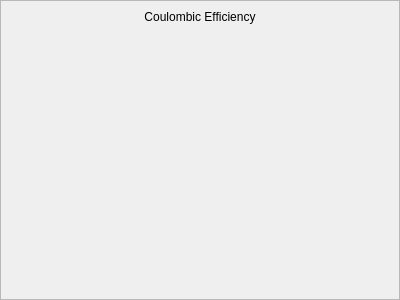
Qt form src/view/celleffresultview.ui (daitenshionyan/vrfbcalc-cpp) before a commit.
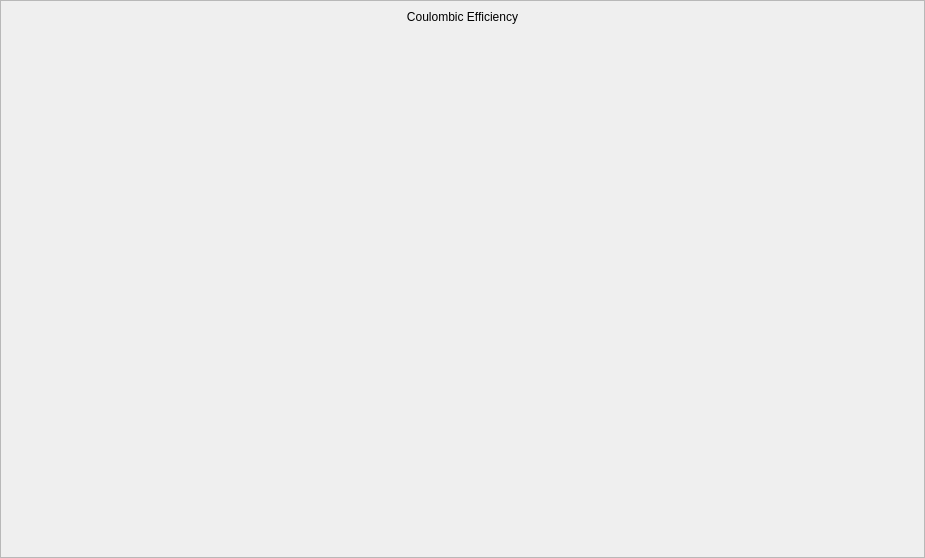
The same form after that commit.

Commit message: Add axis tick adjustments

```diff
--- a/src/view/celleffresultview.ui
+++ b/src/view/celleffresultview.ui
@@ -6,8 +6,8 @@
    <rect>
     <x>0</x>
     <y>0</y>
-    <width>400</width>
-    <height>300</height>
+    <width>925</width>
+    <height>558</height>
    </rect>
   </property>
   <property name="windowTitle">
@@ -36,8 +36,8 @@
        <rect>
         <x>0</x>
         <y>0</y>
-        <width>398</width>
-        <height>298</height>
+        <width>923</width>
+        <height>556</height>
        </rect>
       </property>
       <layout class="QVBoxLayout" name="verticalLayout_2">
```
The commit also changes 1 other file.
